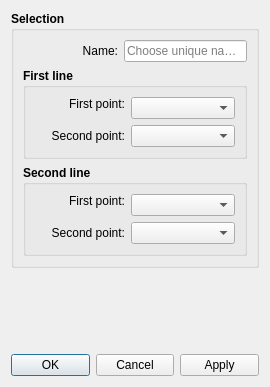
Before: the Qt Designer form src/libs/vtools/dialogs/tools/dialoglineintersect.ui in FashionFreedom/Seamly2D, drawn with Qt 5.
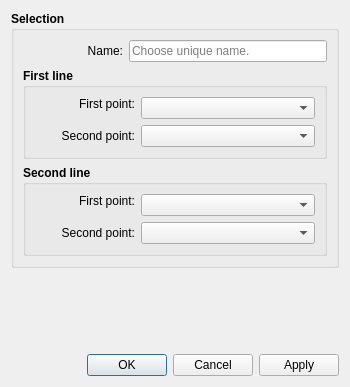
After: the same form once the commit is applied. Icons and pictures are not drawn.

```diff
--- a/src/libs/vtools/dialogs/tools/dialoglineintersect.ui
+++ b/src/libs/vtools/dialogs/tools/dialoglineintersect.ui
@@ -6,7 +6,7 @@
    <rect>
     <x>0</x>
     <y>0</y>
-    <width>270</width>
+    <width>350</width>
     <height>387</height>
    </rect>
   </property>
@@ -63,7 +63,7 @@
           </property>
           <property name="minimumSize">
            <size>
-            <width>95</width>
+            <width>100</width>
             <height>0</height>
            </size>
           </property>
@@ -144,7 +144,7 @@
              </property>
              <property name="minimumSize">
               <size>
-               <width>90</width>
+               <width>100</width>
                <height>0</height>
               </size>
              </property>
@@ -188,7 +188,7 @@
             <widget class="QLabel" name="labelP2Line1">
              <property name="minimumSize">
               <size>
-               <width>90</width>
+               <width>100</width>
                <height>0</height>
               </size>
              </property>
@@ -266,7 +266,7 @@
              </property>
              <property name="minimumSize">
               <size>
-               <width>90</width>
+               <width>100</width>
                <height>0</height>
               </size>
              </property>
@@ -310,7 +310,7 @@
             <widget class="QLabel" name="labelP2Line2">
              <property name="minimumSize">
               <size>
-               <width>90</width>
+               <width>100</width>
                <height>0</height>
               </size>
              </property>
```
